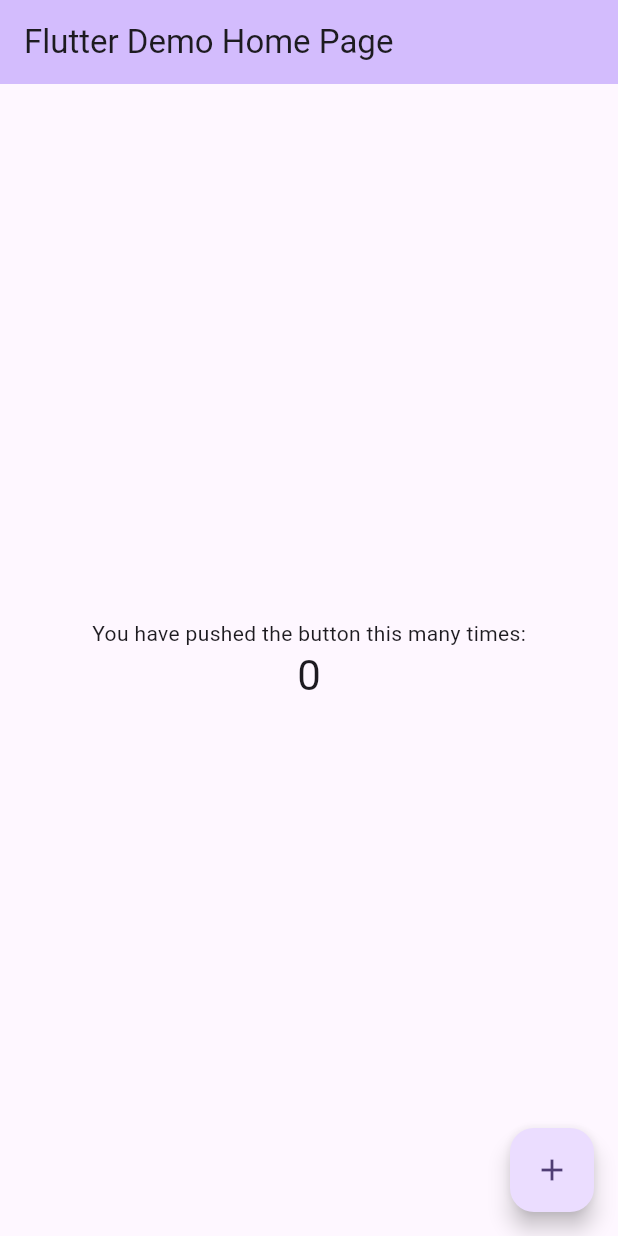
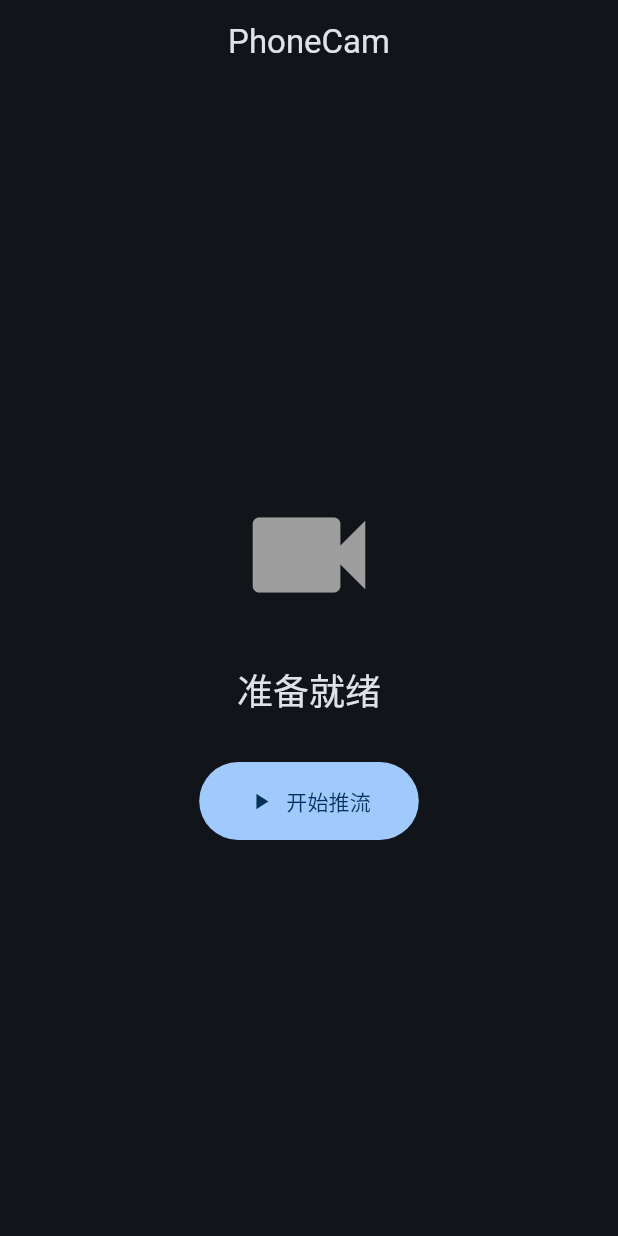
Before and after one commit to 23dzlqhu1/phonecam, a Flutter app: the screen it shows after launch, on a phone screen of 412 x 824 dp. Run offline on Flutter 3.47's test engine with Material 3 defaults, Android fonts, the phone set to English and light mode, and no system bars.

```diff
--- a/phone/lib/main.dart
+++ b/phone/lib/main.dart
@@ -1,122 +1,81 @@
 import 'package:flutter/material.dart';
 
 void main() {
-  runApp(const MyApp());
+  runApp(const PhoneCamApp());
 }
 
-class MyApp extends StatelessWidget {
-  const MyApp({super.key});
+class PhoneCamApp extends StatelessWidget {
+  const PhoneCamApp({super.key});
 
-  // This widget is the root of your application.
   @override
   Widget build(BuildContext context) {
     return MaterialApp(
-      title: 'Flutter Demo',
+      title: 'PhoneCam',
+      debugShowCheckedModeBanner: false,
       theme: ThemeData(
-        // This is the theme of your application.
-        //
-        // TRY THIS: Try running your application with "flutter run". You'll see
-        // the application has a purple toolbar. Then, without quitting the app,
-        // try changing the seedColor in the colorScheme below to Colors.green
-        // and then invoke "hot reload" (save your changes or press the "hot
-        // reload" button in a Flutter-supported IDE, or press "r" if you used
-        // the command line to start the app).
-        //
-        // Notice that the counter didn't reset back to zero; the application
-        // state is not lost during the reload. To reset the state, use hot
-        // restart instead.
-        //
-        // This works for code too, not just values: Most code changes can be
-        // tested with just a hot reload.
-        colorScheme: .fromSeed(seedColor: Colors.deepPurple),
+        colorScheme: ColorScheme.fromSeed(
+          seedColor: Colors.blue,
+          brightness: Brightness.dark,
+        ),
+        useMaterial3: true,
       ),
-      home: const MyHomePage(title: 'Flutter Demo Home Page'),
+      home: const HomePage(),
     );
   }
 }
 
-class MyHomePage extends StatefulWidget {
-  const MyHomePage({super.key, required this.title});
-
-  // This widget is the home page of your application. It is stateful, meaning
-  // that it has a State object (defined below) that contains fields that affect
-  // how it looks.
-
-  // This class is the configuration for the state. It holds the values (in this
-  // case the title) provided by the parent (in this case the App widget) and
-  // used by the build method of the State. Fields in a Widget subclass are
-  // always marked "final".
-
-  final String title;
+class HomePage extends StatefulWidget {
+  const HomePage({super.key});
 
   @override
-  State<MyHomePage> createState() => _MyHomePageState();
+  State<HomePage> createState() => _HomePageState();
 }
 
-class _MyHomePageState extends State<MyHomePage> {
-  int _counter = 0;
+class _HomePageState extends State<HomePage> {
+  bool _isStreaming = false;
 
-  void _incrementCounter() {
+  void _toggleStreaming() {
     setState(() {
-      // This call to setState tells the Flutter framework that something has
-      // changed in this State, which causes it to rerun the build method below
-      // so that the display can reflect the updated values. If we changed
-      // _counter without calling setState(), then the build method would not be
-      // called again, and so nothing would appear to happen.
-      _counter++;
+      _isStreaming = !_isStreaming;
     });
+    // TODO: Phase 1 - 实现摄像头推流功能
   }
 
   @override
   Widget build(BuildContext context) {
-    // This method is rerun every time setState is called, for instance as done
-    // by the _incrementCounter method above.
-    //
-    // The Flutter framework has been optimized to make rerunning build methods
-    // fast, so that you can just rebuild anything that needs updating rather
-    // than having to individually change instances of widgets.
     return Scaffold(
       appBar: AppBar(
-        // TRY THIS: Try changing the color here to a specific color (to
-        // Colors.amber, perhaps?) and trigger a hot reload to see the AppBar
-        // change color while the other colors stay the same.
-        backgroundColor: Theme.of(context).colorScheme.inversePrimary,
-        // Here we take the value from the MyHomePage object that was created by
-        // the App.build method, and use it to set our appbar title.
-        title: Text(widget.title),
+        title: const Text('PhoneCam'),
+        centerTitle: true,
       ),
       body: Center(
-        // Center is a layout widget. It takes a single child and positions it
-        // in the middle of the parent.
         child: Column(
-          // Column is also a layout widget. It takes a list of children and
-          // arranges them vertically. By default, it sizes itself to fit its
-          // children horizontally, and tries to be as tall as its parent.
-          //
-          // Column has various properties to control how it sizes itself and
-          // how it positions its children. Here we use mainAxisAlignment to
-          // center the children vertically; the main axis here is the vertical
-          // axis because Columns are vertical (the cross axis would be
-          // horizontal).
-          //
-          // TRY THIS: Invoke "debug painting" (choose the "Toggle Debug Paint"
-          // action in the IDE, or press "p" in the console), to see the
-          // wireframe for each widget.
-          mainAxisAlignment: .center,
+          mainAxisAlignment: MainAxisAlignment.center,
           children: [
-            const Text('You have pushed the button this many times:'),
+            Icon(
+              Icons.videocam,
+              size: 100,
+              color: _isStreaming ? Colors.red : Colors.grey,
+            ),
+            const SizedBox(height: 24),
             Text(
-              '$_counter',
-              style: Theme.of(context).textTheme.headlineMedium,
+              _isStreaming ? '正在推流...' : '准备就绪',
+              style: Theme.of(context).textTheme.headlineSmall,
+            ),
+            const SizedBox(height: 32),
+            FilledButton.icon(
+              onPressed: _toggleStreaming,
+              icon: Icon(_isStreaming ? Icons.stop : Icons.play_arrow),
+              label: Text(_isStreaming ? '停止推流' : '开始推流'),
+              style: FilledButton.styleFrom(
+                backgroundColor: _isStreaming ? Colors.red : null,
+                padding:
+                    const EdgeInsets.symmetric(horizontal: 32, vertical: 16),
+              ),
             ),
           ],
         ),
       ),
-      floatingActionButton: FloatingActionButton(
-        onPressed: _incrementCounter,
-        tooltip: 'Increment',
-        child: const Icon(Icons.add),
-      ),
     );
   }
 }
```
Also changed, not shown: phone/pubspec.yaml (+7 -71 lines), 2 other files.
